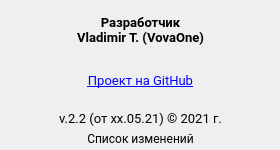
Before: the Qt Designer form ui/About.ui in VovaOneReal/OrthoepicTrainer, drawn with Qt 5.
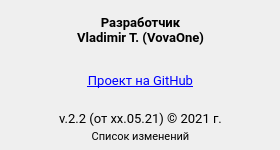
After: the same form once the commit is applied. Icons and pictures are not drawn.

```diff
--- a/ui/About.ui
+++ b/ui/About.ui
@@ -96,26 +96,26 @@
     <set>Qt::AlignCenter</set>
    </property>
   </widget>
-  <widget class="QLabel" name="l_changelog">
+  <widget class="QPushButton" name="pb_changelog">
    <property name="geometry">
     <rect>
      <x>80</x>
-     <y>130</y>
+     <y>125</y>
      <width>121</width>
-     <height>16</height>
+     <height>21</height>
     </rect>
    </property>
    <property name="font">
     <font>
      <family>Roboto</family>
-     <pointsize>9</pointsize>
+     <pointsize>8</pointsize>
     </font>
    </property>
    <property name="text">
     <string>Список изменений</string>
    </property>
-   <property name="alignment">
-    <set>Qt::AlignCenter</set>
+   <property name="flat">
+    <bool>true</bool>
    </property>
   </widget>
  </widget>
```
Left out of the diff: 3 changed lines with no effect on the pictures.
